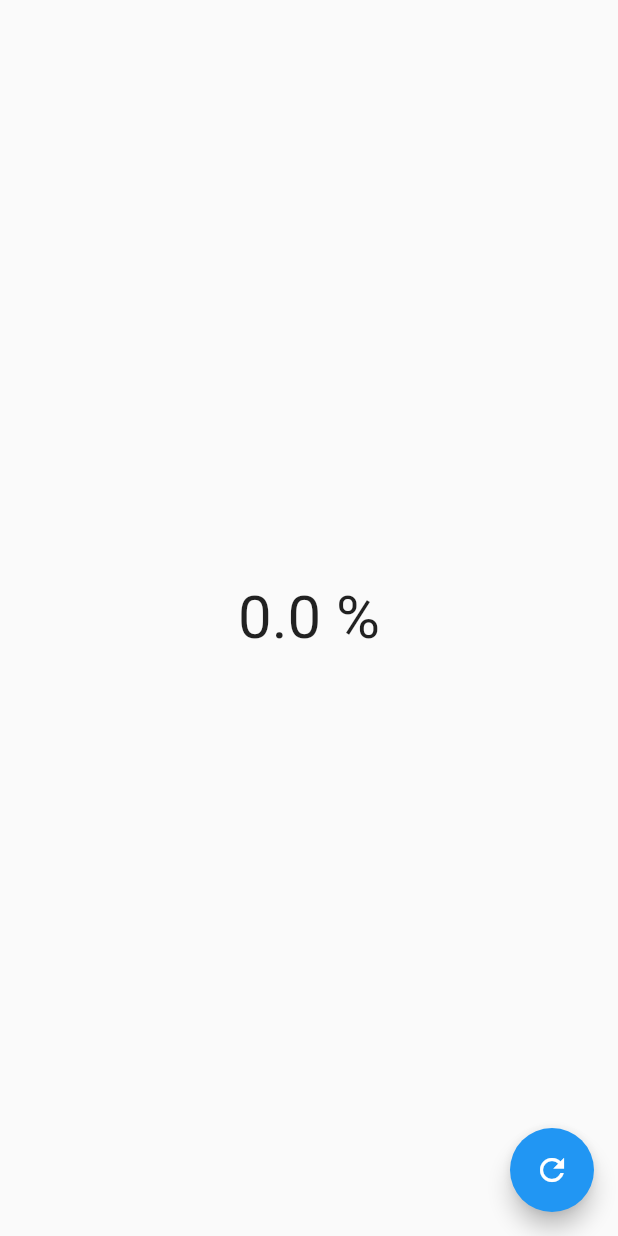
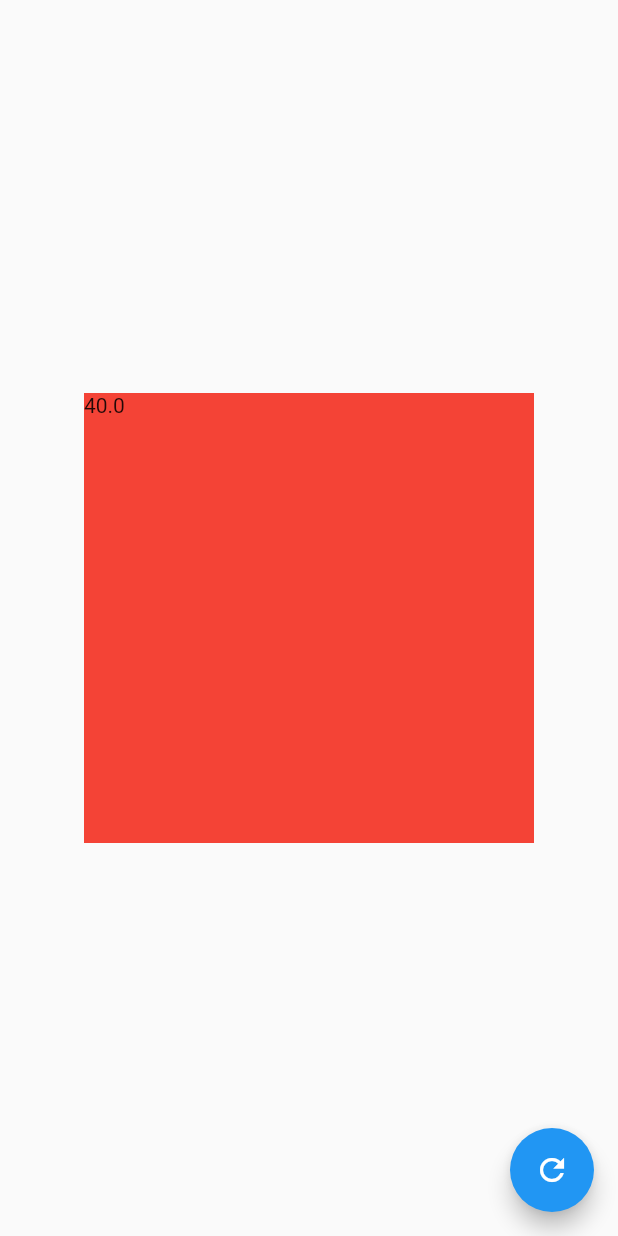
Before and after one commit to ddienu/Designs-, a Flutter app: the screen it shows after launch, on a phone screen of 412 x 824 dp. Run offline on Flutter 3.47's test engine with Material 2 defaults, Android fonts, the phone set to English and light mode, and no system bars.

Commit message:
Add: radial progress, update: graficas circulares page
Add radial progress into the widgets folder, it will contain the code of the radial progress into a statefull widget.
update graficas circulares page including a container into the body of the scaffold to contain the redial progress widget

```diff
--- a/lib/src/pages/graficas_circulares_page.dart
+++ b/lib/src/pages/graficas_circulares_page.dart
@@ -1,3 +1,4 @@
+import 'package:disenos_app/src/widgets/radial_progress.dart';
 import 'package:flutter/material.dart';
 
 
@@ -27,7 +28,12 @@ class _GraficasCircularesPageState extends State<GraficasCircularesPage> {
         }
         ),
       body: Center(
-        child: Text( '$porcentaje %', style: TextStyle( fontSize: 40.0), )
+        child: Container(
+          width: 300.0,
+          height: 300.0,
+          color: Colors.red,
+          child: RadialProgress(porcentaje: 40.0),
+        )
         ),
     );
   }
--- /dev/null
+++ b/lib/src/widgets/radial_progress.dart
@@ -0,0 +1,22 @@
+import 'package:flutter/material.dart';
+
+
+class RadialProgress extends StatefulWidget {
+  const RadialProgress({this.porcentaje});
+
+  final porcentaje;
+
+  @override
+  State<RadialProgress> createState() => _RadialProgressState();
+}
+
+class _RadialProgressState extends State<RadialProgress> {
+  @override
+  Widget build(BuildContext context) {
+    return Container(
+      child: Text( '${widget.porcentaje}'),
+
+    );
+
+  }
+}
```
